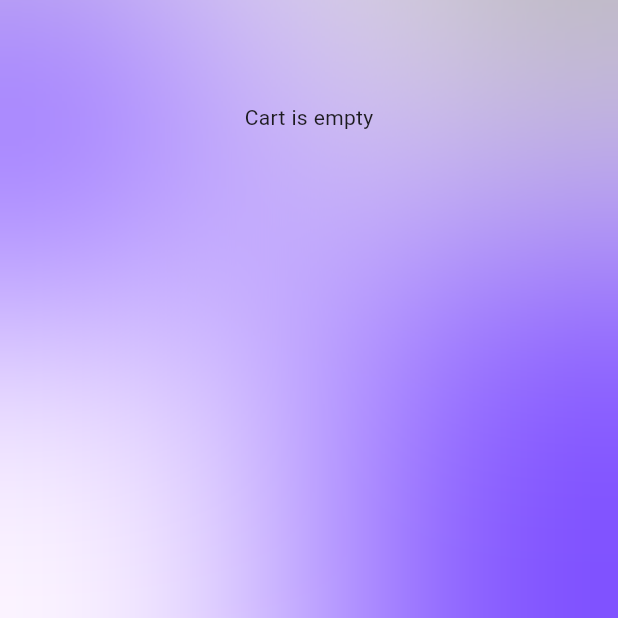
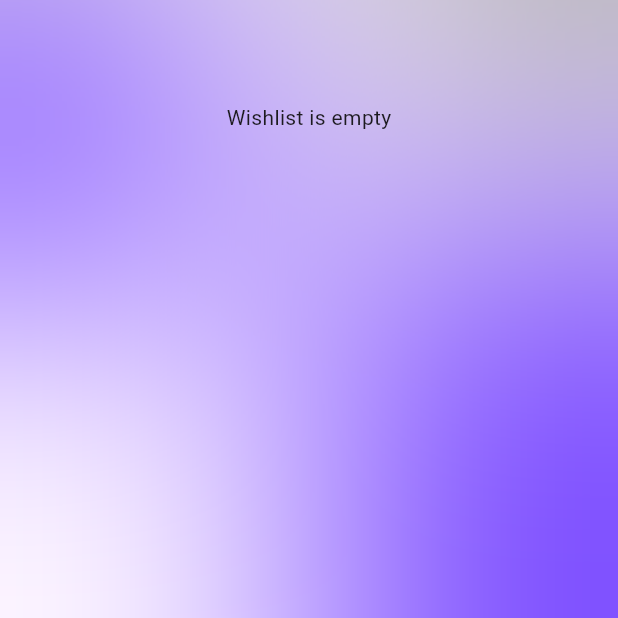
Before and after one commit to micckey/Grocery_Store, a Flutter app: the WishlistPage screen opened by its route, on a phone screen of 412 x 824 dp, the part 578-1196 px from its top. Run offline on Flutter 3.47's test engine with Material 3 defaults, Android fonts, the phone set to English and light mode, and no system bars; our stand-ins replace bloc, flutter_bloc; network calls fail.

Commit message:
First Commit

```diff
--- a/lib/pages/wishlist_page.dart
+++ b/lib/pages/wishlist_page.dart
@@ -113,7 +113,7 @@ class WishlistPage extends StatelessWidget {
                             },
                           );
                         } else if (state is WishlistInitial) {
-                          return Center(child: Text("Cart is empty"));
+                          return Center(child: Text("Wishlist is empty"));
                         } else {
                           return Center(child: CircularProgressIndicator());
                         }
```
Also changed, not shown: 4 other files.
